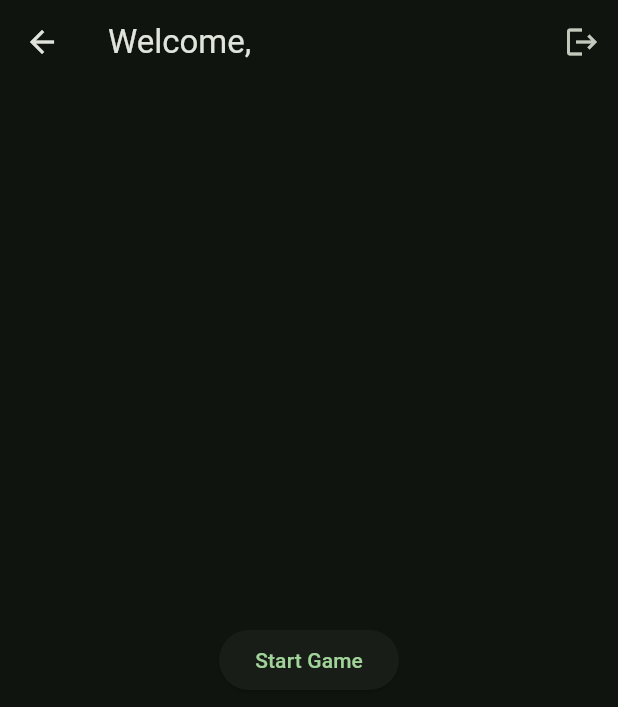
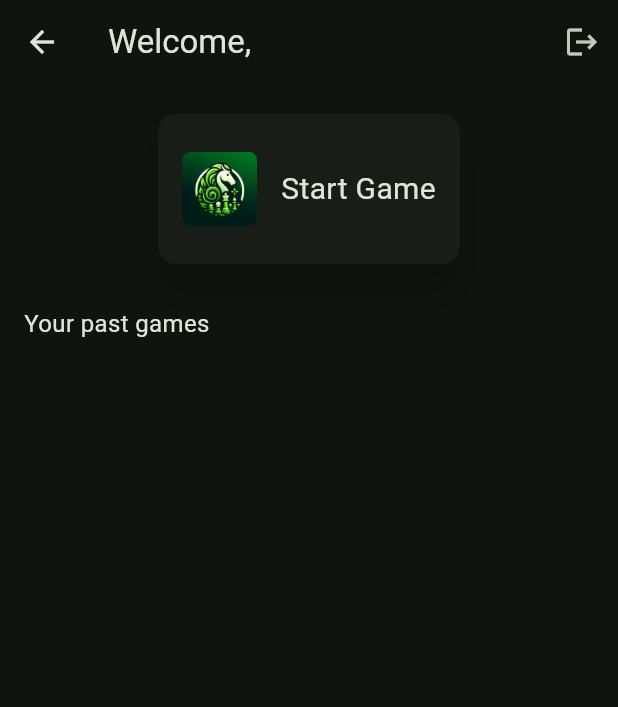
Before and after one commit to MananGandhi1810/online-chess, a Flutter app: the HomePage screen opened directly, after a tap on the "logout" icon, on a phone screen of 412 x 824 dp. Shown: the top 707 px of the screen. Run offline on Flutter 3.47's test engine with Material 3 defaults, Android fonts, the light colour scheme and no system bars; our stand-ins replace dio, flutter_secure_storage, socket_io_client; missing offline and left inert: flutter_chess_board; accounts and stored records are empty.

Commit message:
Show game history

```diff
--- a/lib/constants.dart
+++ b/lib/constants.dart
@@ -2,4 +2,7 @@ class Constants {
   static const String domain = 'chess-server.manangandhi.tech';
   static const String httpBaseUrl = 'https://$domain/rest';
   static const String socketBaseUrl = 'https://$domain';
+  // static const String domain = 'localhost';
+  // static const String httpBaseUrl = 'http://$domain:3000';
+  // static const String socketBaseUrl = 'http://$domain:4000';
 }
--- a/lib/models/game_model.dart
+++ b/lib/models/game_model.dart
@@ -10,6 +10,8 @@ class GameModel {
   String boardState;
   UserModel? winner;
   String? winnerId;
+  UserModel? whitePlayer;
+  UserModel? blackPlayer;
 
   GameModel({
     required this.id,
@@ -21,6 +23,8 @@ class GameModel {
     required this.boardState,
     this.winner,
     this.winnerId,
+    this.whitePlayer,
+    this.blackPlayer,
   });
 
   factory GameModel.fromJson(Map<String, dynamic> json) {
@@ -32,8 +36,15 @@ class GameModel {
       moves: json['moves'],
       result: json['result'],
       boardState: json['boardState'],
-      winner: json['winner'] != null ? UserModel.fromJson(json['winner']) : null,
+      winner:
+          json['winner'] != null ? UserModel.fromJson(json['winner']) : null,
       winnerId: json['winnerId'],
+      whitePlayer: json['whitePlayer'] != null
+          ? UserModel.fromJson(json['whitePlayer'])
+          : null,
+      blackPlayer: json['blackPlayer'] != null
+          ? UserModel.fromJson(json['blackPlayer'])
+          : null,
     );
   }
 
@@ -48,6 +59,8 @@ class GameModel {
       'boardState': boardState,
       'winner': winner?.toJson(),
       'winnerId': winnerId,
+      'whitePlayer': whitePlayer?.toJson(),
+      'blackPlayer': blackPlayer?.toJson(),
     };
   }
 }
--- a/lib/presentation/home_page.dart
+++ b/lib/presentation/home_page.dart
@@ -1,4 +1,5 @@
 import 'package:flutter/material.dart';
+import 'package:flutter/widgets.dart';
 import 'package:online_chess/presentation/game_page.dart';
 import 'package:online_chess/presentation/splash_page.dart';
 import 'package:online_chess/providers/game_provider.dart';
@@ -32,7 +33,7 @@ class _HomePageState extends State<HomePage> {
 
   @override
   void initState() {
-    // getUserGames();
+    Future.delayed(const Duration(milliseconds: 200), getUserGames);
     super.initState();
   }
 
@@ -57,14 +58,26 @@ class _HomePageState extends State<HomePage> {
           ),
         ],
       ),
-      body: SizedBox(
+      body: Padding(
+        padding: const EdgeInsets.all(16.0),
+        child: SizedBox(
           width: double.infinity,
           child: Column(
-          mainAxisAlignment: MainAxisAlignment.center,
-          crossAxisAlignment: CrossAxisAlignment.center,
+            mainAxisSize: MainAxisSize.max,
+            crossAxisAlignment: CrossAxisAlignment.start,
             children: [
-            ElevatedButton(
-              onPressed: () {
+              Flex(
+                mainAxisSize: MainAxisSize.max,
+                mainAxisAlignment: MainAxisAlignment.spaceEvenly,
+                direction: Axis.horizontal,
+                children: [
+                  Card(
+                    elevation: 10,
+                    child: InkWell(
+                      borderRadius: const BorderRadius.all(
+                        Radius.circular(10),
+                      ),
+                      onTap: () {
                         context.read<GameProvider>().startGame();
                         Navigator.push(
                           context,
@@ -73,9 +86,59 @@ class _HomePageState extends State<HomePage> {
                           ),
                         );
                       },
-              child: const Text("Start Game"),
+                      child: SizedBox(
+                        height: 100,
+                        child: Padding(
+                          padding: const EdgeInsets.all(8.0),
+                          child: Row(
+                            mainAxisAlignment: MainAxisAlignment.center,
+                            children: [
+                              Padding(
+                                padding: const EdgeInsets.all(8.0),
+                                child: ClipRRect(
+                                  borderRadius: const BorderRadius.all(
+                                    Radius.circular(6),
+                                  ),
+                                  child: Image.asset(
+                                    'assets/logo.jpg',
+                                    height: 50,
+                                  ),
+                                ),
+                              ),
+                              const Padding(
+                                padding: EdgeInsets.all(8.0),
+                                child: Text(
+                                  "Start Game",
+                                  style: TextStyle(fontSize: 20),
+                                  textAlign: TextAlign.center,
+                                ),
                               ),
                             ],
+                          ),
+                        ),
+                      ),
+                    ),
+                  ),
+                ],
+              ),
+              const Padding(
+                padding: EdgeInsets.all(12),
+              ),
+              userGames != []
+                  ? const Text(
+                      "Your past games",
+                      style: TextStyle(fontSize: 16),
+                    )
+                  : Container(),
+              for (GameModel game in userGames)
+                ListTile(
+                  title: Text(
+                    "${context.watch<AuthProvider>().user!.name} vs. ${game.blackPlayerUserId == context.watch<AuthProvider>().user!.id ? game.whitePlayer?.name ?? "Loading..." : game.blackPlayer?.name ?? "Loading..."}",
+                  ),
+                  subtitle: Text(game.status),
+                ),
+            ],
+          ),
         ),
       ),
     );
--- a/lib/presentation/login_page.dart
+++ b/lib/presentation/login_page.dart
@@ -13,8 +13,8 @@ class LoginPage extends StatefulWidget {
 }
 
 class _LoginPageState extends State<LoginPage> {
-  TextEditingController _emailController = TextEditingController();
-  TextEditingController _passwordController = TextEditingController();
+  final TextEditingController _emailController = TextEditingController();
+  final TextEditingController _passwordController = TextEditingController();
   final GlobalKey<FormState> formKey = GlobalKey<FormState>();
 
   @override
--- a/lib/presentation/splash_page.dart
+++ b/lib/presentation/splash_page.dart
@@ -15,6 +15,7 @@ class SplashPage extends StatefulWidget {
 class _SplashPageState extends State<SplashPage> {
   void checkUser() async {
     await context.read<AuthProvider>().getUserData();
+    if (!mounted) return;
     if (context.read<AuthProvider>().isAuthenticated) {
       Navigator.pushReplacement(
         context,
--- a/lib/providers/auth_provider.dart
+++ b/lib/providers/auth_provider.dart
@@ -25,7 +25,16 @@ class AuthProvider extends ChangeNotifier {
       if (token.isEmpty) {
         return;
       }
-      user = await _authRepository.getUserData(token);
+      try {
+        user = await _authRepository.getUserData(token);
+        String newToken = await _authRepository.refreshToken(token);
+        if (newToken.isNotEmpty) {
+          user?.setToken(newToken);
+          _storageService.write("user", jsonEncode(user?.toJson()));
+        }
+      } catch (e) {
+        debugPrint(e.toString());
+      }
       notifyListeners();
     } catch (e) {
       debugPrint(e.toString());
--- a/lib/providers/player_data_provider.dart
+++ b/lib/providers/player_data_provider.dart
@@ -1,5 +1,8 @@
+import 'dart:convert';
+
 import 'package:flutter/material.dart';
 import 'package:online_chess/repositories/player_data_repository.dart';
+import 'package:online_chess/services/storage_service.dart';
 
 import '../models/game_model.dart';
 import '../models/user_model.dart';
@@ -8,6 +11,7 @@ class PlayerDataProvider extends ChangeNotifier {
   Map<String, UserModel> _playerData = {};
   Map<String, List<GameModel>> _playerGames = {};
   final PlayerDataRepository _playerDataRepository = PlayerDataRepository();
+  final StorageService _storageService = StorageService();
 
   Map<String, UserModel> get playerData => _playerData;
   Map<String, List<GameModel>> get playerGames => _playerGames;
@@ -17,8 +21,10 @@ class PlayerDataProvider extends ChangeNotifier {
       if (_playerData.containsKey(userId)) {
         return _playerData[userId]!;
       }
+      String token =
+          jsonDecode(await _storageService.read("user") ?? "")["token"];
       Map<String, dynamic> playerData =
-          await _playerDataRepository.getPlayerData(userId);
+          await _playerDataRepository.getPlayerData(userId, token);
       debugPrint(playerData.toString());
       _playerData[userId] = UserModel.fromJson(playerData);
       notifyListeners();
@@ -35,13 +41,18 @@ class PlayerDataProvider extends ChangeNotifier {
       if (_playerGames.containsKey(userId) && !forceRefresh) {
         return _playerGames[userId]!;
       }
-      List playerGames = await _playerDataRepository.getPlayerGames(userId);
+      String token =
+          jsonDecode(await _storageService.read("user") ?? "")["token"];
+      List playerGames =
+          await _playerDataRepository.getPlayerGames(userId, token);
       debugPrint(playerGames.toString());
       _playerGames[userId] = [];
-      playerGames.forEach((game) {
+      for (var game in playerGames) {
         debugPrint(game.keys.map((e) => e.toString()).join(","));
+        game['whitePlayer'] = (await getPlayerData(game['whiteUser'])).toJson();
+        game['blackPlayer'] = (await getPlayerData(game['blackUser'])).toJson();
         _playerGames[userId]!.add(GameModel.fromJson(game));
-      });
+      }
 
       notifyListeners();
       return _playerGames[userId]!;
```
Also changed, not shown: lib/repositories/auth_repository.dart (+12 -0 lines), lib/repositories/player_data_repository.dart (+4 -4 lines), flutter_02.png (added), 1 other file. Lines whose indentation alone changed are shown as unchanged.
